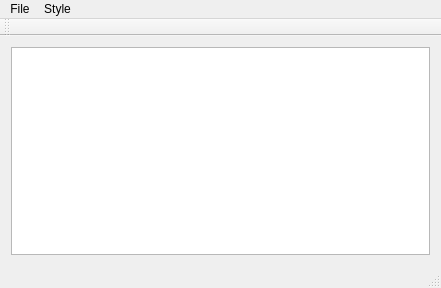
Old version of the form mainwindow.ui in the repository myshkaras/TextEditor.
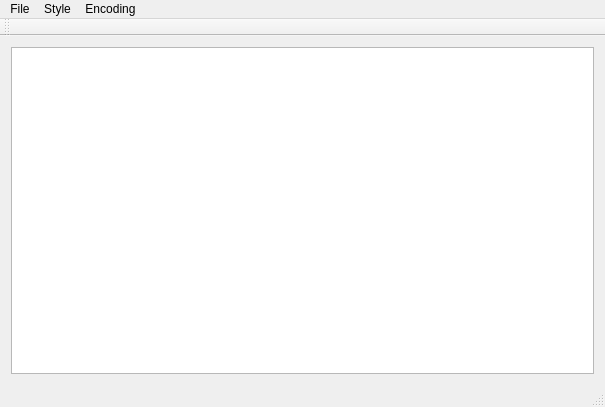
New version of the form.

Patch:
```diff
--- a/mainwindow.ui
+++ b/mainwindow.ui
@@ -6,8 +6,8 @@
    <rect>
     <x>0</x>
     <y>0</y>
-    <width>441</width>
-    <height>288</height>
+    <width>605</width>
+    <height>407</height>
    </rect>
   </property>
   <property name="windowTitle">
@@ -45,7 +45,7 @@
     <rect>
      <x>0</x>
      <y>0</y>
-     <width>441</width>
+     <width>605</width>
      <height>22</height>
     </rect>
    </property>
@@ -74,8 +74,23 @@
     <addaction name="separator"/>
     <addaction name="actBackgroundColor"/>
    </widget>
+   <widget class="QMenu" name="menuEncoding">
+    <property name="title">
+     <string>Encoding</string>
+    </property>
+    <addaction name="actionList"/>
+    <addaction name="separator"/>
+    <addaction name="actionUTF_8"/>
+    <addaction name="separator"/>
+    <addaction name="actionWin_1251"/>
+    <addaction name="separator"/>
+    <addaction name="actionKOI_8R"/>
+    <addaction name="separator"/>
+    <addaction name="actionUTF_16"/>
+   </widget>
    <addaction name="menuFile"/>
    <addaction name="menuStyle"/>
+   <addaction name="menuEncoding"/>
   </widget>
   <widget class="QToolBar" name="mainToolBar">
    <attribute name="toolBarArea">
```
Left out of the diff: 30 changed lines with no effect on the pictures.
